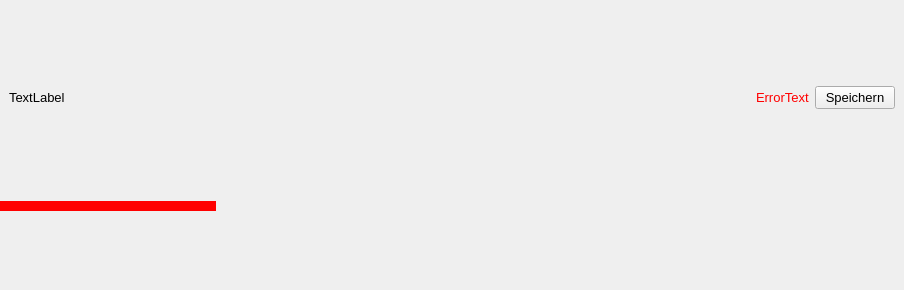
The window that lfb_regeneration_wildlife_impact/gui/form/saveBar.ui (b-lack/qgis-fim-plugin) describes before a commit, drawn with Qt 5.
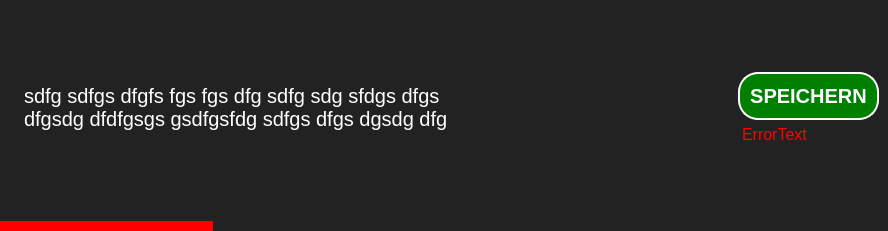
The same window after the commit.

```diff
--- a/lfb_regeneration_wildlife_impact/gui/form/saveBar.ui
+++ b/lfb_regeneration_wildlife_impact/gui/form/saveBar.ui
@@ -6,13 +6,25 @@
    <rect>
     <x>0</x>
     <y>0</y>
-    <width>904</width>
-    <height>290</height>
+    <width>888</width>
+    <height>231</height>
    </rect>
   </property>
+  <property name="sizePolicy">
+   <sizepolicy hsizetype="Preferred" vsizetype="Minimum">
+    <horstretch>0</horstretch>
+    <verstretch>0</verstretch>
+   </sizepolicy>
+  </property>
   <property name="windowTitle">
    <string>Form</string>
   </property>
+  <property name="styleSheet">
+   <string notr="true">
+	background-color: #222;
+	color: #fff;
+</string>
+  </property>
   <layout class="QGridLayout" name="gridLayout">
    <property name="leftMargin">
     <number>0</number>
@@ -27,28 +39,56 @@
     <number>0</number>
    </property>
    <item row="0" column="0">
-    <layout class="QHBoxLayout" name="horizontalLayout">
+    <widget class="QWidget" name="lfbActionRow" native="true">
+     <property name="sizePolicy">
+      <sizepolicy hsizetype="MinimumExpanding" vsizetype="Expanding">
+       <horstretch>0</horstretch>
+       <verstretch>0</verstretch>
+      </sizepolicy>
+     </property>
+     <property name="autoFillBackground">
+      <bool>false</bool>
+     </property>
+     <property name="styleSheet">
+      <string notr="true">background-color: #222;
+color: #fff;
+padding:10px;
+margin:0px;</string>
+     </property>
+     <layout class="QHBoxLayout" name="lfbsabeLayout">
+      <property name="spacing">
+       <number>0</number>
+      </property>
      <property name="leftMargin">
       <number>9</number>
      </property>
      <property name="topMargin">
-      <number>9</number>
+       <number>0</number>
      </property>
      <property name="rightMargin">
       <number>9</number>
      </property>
      <property name="bottomMargin">
-      <number>9</number>
+       <number>0</number>
      </property>
      <item>
       <widget class="QLabel" name="lfbProcessInfo">
+        <property name="sizePolicy">
+         <sizepolicy hsizetype="Minimum" vsizetype="Minimum">
+          <horstretch>0</horstretch>
+          <verstretch>0</verstretch>
+         </sizepolicy>
+        </property>
        <property name="font">
         <font>
-         <pointsize>10</pointsize>
+          <pointsize>15</pointsize>
         </font>
        </property>
        <property name="text">
-        <string>TextLabel</string>
+         <string>sdfg sdfgs dfgfs fgs fgs dfg sdfg sdg sfdgs dfgs dfgsdg dfdfgsgs gsdfgsfdg sdfgs dfgs dgsdg dfg</string>
+        </property>
+        <property name="wordWrap">
+         <bool>true</bool>
        </property>
       </widget>
      </item>
@@ -71,14 +111,62 @@
       </spacer>
      </item>
      <item>
+       <layout class="QVBoxLayout" name="verticalLayout">
+        <item>
+         <spacer name="verticalSpacer">
+          <property name="orientation">
+           <enum>Qt::Vertical</enum>
+          </property>
+          <property name="sizeHint" stdset="0">
+           <size>
+            <width>20</width>
+            <height>0</height>
+           </size>
+          </property>
+         </spacer>
+        </item>
+        <item>
+         <widget class="QPushButton" name="lfbSaveBtn">
+          <property name="font">
+           <font>
+            <pointsize>15</pointsize>
+            <weight>75</weight>
+            <bold>true</bold>
+           </font>
+          </property>
+          <property name="cursor">
+           <cursorShape>PointingHandCursor</cursorShape>
+          </property>
+          <property name="styleSheet">
+           <string notr="true">QPushButton{
+	border-radius: 20px;
+	border: 2px solid #333;
+	color: #555;
+	margin: 10px 0px 0px;
+}
+QPushButton:enabled{
+	border-radius: 20px;
+	border: 2px solid #fff;
+	background-color: green;
+	color: #fff;
+}</string>
+          </property>
+          <property name="text">
+           <string>SPEICHERN</string>
+          </property>
+         </widget>
+        </item>
+        <item>
       <widget class="QLabel" name="lfbErrorStateLabel">
        <property name="font">
         <font>
-         <pointsize>10</pointsize>
+            <pointsize>12</pointsize>
         </font>
        </property>
        <property name="styleSheet">
-        <string notr="true">color: red;</string>
+           <string notr="true">color: red;
+margin:5px 0 10px;
+padding:0;</string>
        </property>
        <property name="text">
         <string>ErrorText</string>
@@ -86,21 +174,31 @@
       </widget>
      </item>
      <item>
-      <widget class="QPushButton" name="lfbSaveBtn">
-       <property name="font">
-        <font>
-         <pointsize>10</pointsize>
-        </font>
-       </property>
-       <property name="text">
-        <string>Speichern</string>
-       </property>
-      </widget>
-     </item>
-    </layout>
+         <spacer name="verticalSpacer_2">
+          <property name="orientation">
+           <enum>Qt::Vertical</enum>
+          </property>
+          <property name="sizeHint" stdset="0">
+           <size>
+            <width>20</width>
+            <height>0</height>
+           </size>
+          </property>
+         </spacer>
+        </item>
+       </layout>
+      </item>
+     </layout>
+    </widget>
    </item>
    <item row="1" column="0">
     <widget class="QProgressBar" name="lfbProgressBar">
+     <property name="sizePolicy">
+      <sizepolicy hsizetype="Expanding" vsizetype="Fixed">
+       <horstretch>0</horstretch>
+       <verstretch>0</verstretch>
+      </sizepolicy>
+     </property>
      <property name="font">
       <font>
        <pointsize>1</pointsize>
@@ -118,6 +216,7 @@
 	color:transparent;
 	background-color: transparent;
 	border:none;
+margin:0;
 }</string>
      </property>
      <property name="value">
```
Lines whose indentation alone changed are shown as unchanged.
